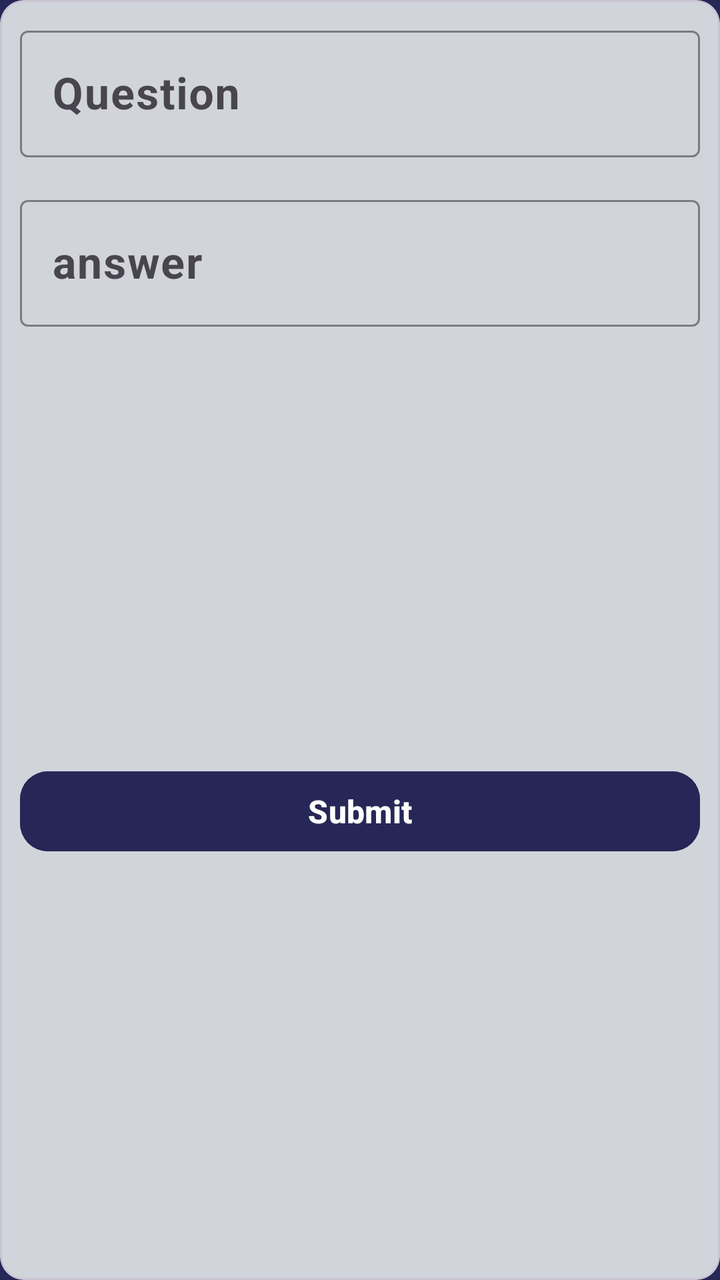
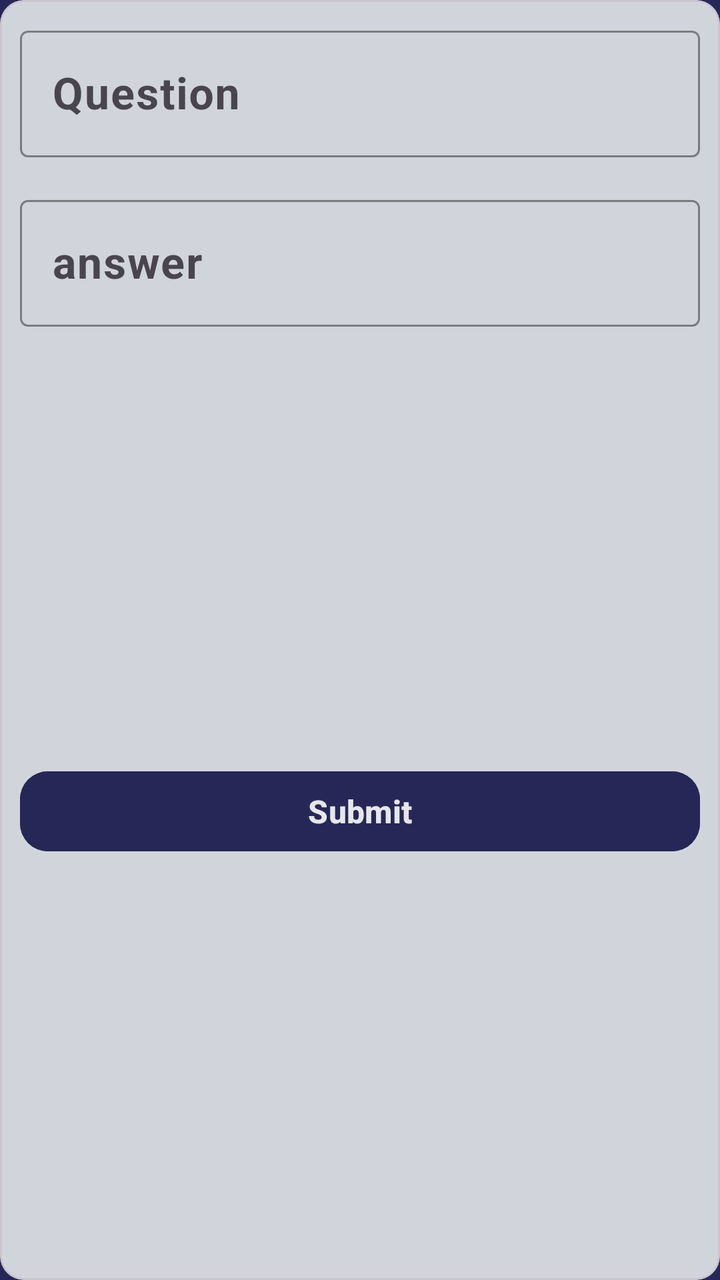

Compare the two renders of this Android layout. The source of the first and the diff that turns it into the second are given below.
<!-- AndroidManifest.xml: application theme Theme.CodeAlpha_Task1 -->
<!-- res/layout/fragment_add.xml -->
<?xml version="1.0" encoding="utf-8"?>
<com.google.android.material.card.MaterialCardView xmlns:android="http://schemas.android.com/apk/res/android"
    xmlns:app="http://schemas.android.com/apk/res-auto"
    xmlns:tools="http://schemas.android.com/tools"
    android:layout_width="match_parent"
    android:layout_height="wrap_content"
    tools:context=".ui.AddFragment"
    android:backgroundTint="@color/soft_gray">

    <androidx.constraintlayout.widget.ConstraintLayout
        android:layout_width="match_parent"
        android:layout_height="match_parent"
        android:padding="10dp">

        <com.google.android.material.textfield.TextInputLayout
            android:id="@+id/question_edit_text_layout"
            android:layout_width="match_parent"
            android:layout_height="wrap_content"
            app:boxStrokeColor="@color/midnight_blue"
            app:hintTextColor="@color/midnight_blue">

            <EditText
                android:id="@+id/question_edit_text"
                android:layout_width="match_parent"
                android:layout_height="wrap_content"
                android:hint="Question"
                android:textSize="22sp"
                android:textStyle="bold"
                android:textColor="@color/midnight_blue"
                />
        </com.google.android.material.textfield.TextInputLayout>

        <com.google.android.material.textfield.TextInputLayout
            android:id="@+id/answer_edit_text_layout"
            android:layout_width="match_parent"
            android:layout_height="wrap_content"
            android:layout_marginTop="16dp"
            app:layout_constraintTop_toBottomOf="@id/question_edit_text_layout"
            app:boxStrokeColor="@color/midnight_blue"
            app:hintTextColor="@color/midnight_blue"
            >

            <EditText
                android:id="@+id/answer_edit_text"
                android:layout_width="match_parent"
                android:layout_height="wrap_content"
                android:hint="answer"
                android:textSize="22sp"
                android:textStyle="bold"
                android:textColor="@color/midnight_blue"
            />
        </com.google.android.material.textfield.TextInputLayout>

        <com.google.android.material.button.MaterialButton
            android:id="@+id/submit_button"
            android:layout_width="match_parent"
            android:layout_height="wrap_content"
            android:backgroundTint="@color/midnight_blue"
            android:text="Submit"
            android:textStyle="bold"
            android:textSize="16sp"
            app:cornerRadius="14dp"
            app:layout_constraintTop_toBottomOf="@id/answer_edit_text_layout"
            app:layout_constraintBottom_toBottomOf="parent"
            android:layout_marginTop="18dp"
            />
    </androidx.constraintlayout.widget.ConstraintLayout>


</com.google.android.material.card.MaterialCardView>
<!-- resources referenced by this layout -->
<resources>
  <color name="midnight_blue">#272757</color>
  <color name="soft_gray">#D1D5DB</color>
  <style name="Theme.CodeAlpha_Task1" parent="Base.Theme.CodeAlpha_Task1" />
  <style name="Base.Theme.CodeAlpha_Task1" parent="Theme.Material3.DayNight.NoActionBar">
          <item name="android:colorPrimary">@color/soft_gray</item>
          <item name="android:windowBackground">@color/midnight_blue</item>
      </style>
</resources>

<!-- the commit's change to res/layout/fragment_add.xml (unified diff, before → after) -->
@@ -4,7 +4,7 @@
     xmlns:tools="http://schemas.android.com/tools"
     android:layout_width="match_parent"
     android:layout_height="wrap_content"
-    tools:context=".ui.AddFragment"
+    tools:context=".ui.add_fragment.AddFragment"
     android:backgroundTint="@color/soft_gray">
 
     <androidx.constraintlayout.widget.ConstraintLayout
@@ -60,6 +60,7 @@
             android:textStyle="bold"
             android:textSize="16sp"
             app:cornerRadius="14dp"
+            android:textColor="@color/light_silver"
             app:layout_constraintTop_toBottomOf="@id/answer_edit_text_layout"
             app:layout_constraintBottom_toBottomOf="parent"
             android:layout_marginTop="18dp"
<!-- resource entries referenced after the edit -->
@@ -1,5 +1,6 @@
 <!-- resources referenced by this layout -->
 <resources>
+  <color name="light_silver">#E5E7EB</color>
   <color name="midnight_blue">#272757</color>
   <color name="soft_gray">#D1D5DB</color>
   <style name="Theme.CodeAlpha_Task1" parent="Base.Theme.CodeAlpha_Task1" />
